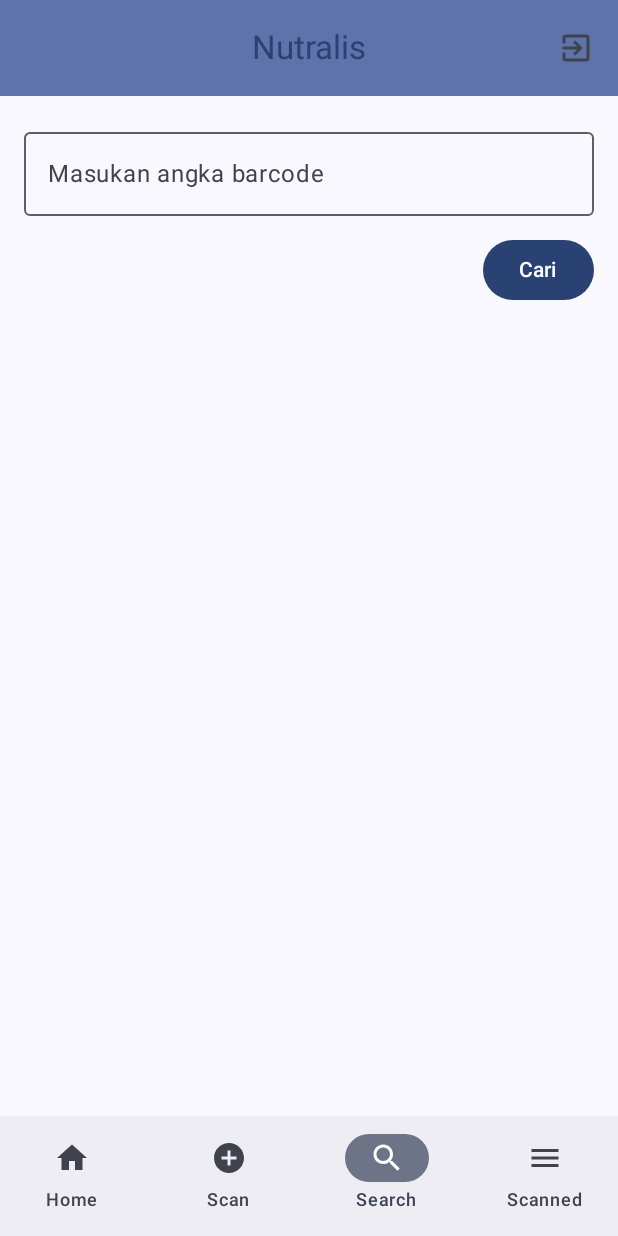
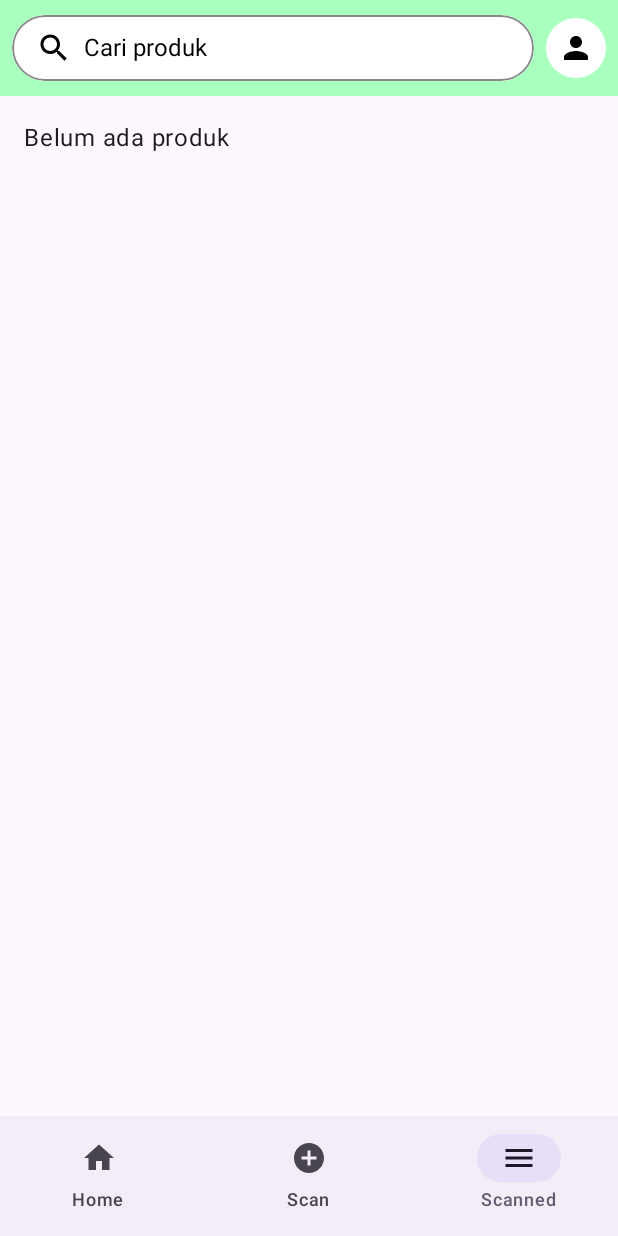
Before and after one commit to adtyfathan/nutralis, an Android app built with Jetpack Compose: the ScannedProductScreen screen opened through its navigation route, item 3 of the bottom bar chosen, on a phone screen of 412 x 824 dp. Run offline under Robolectric (Android 15) with nearby library versions, the phone set to English and light mode, and no system bars; our stand-ins replace Dagger/Hilt's generated code, Firebase (no records; nobody signed in at launch, a user with empty details on screens opened directly); libraries missing offline, so code that uses them is left out: androidx.camera.core, androidx.camera.lifecycle, androidx.camera.view, com.google.mlkit.vision.

Commit message:
update search and add profile feature

```diff
--- a/app/build.gradle.kts
+++ b/app/build.gradle.kts
@@ -93,4 +93,7 @@
     implementation(libs.firebase.auth)
 
     implementation(libs.firebase.firestore)
+
+    // Icon
+    implementation(libs.androidx.material)
 }
--- /dev/null
+++ b/app/src/main/java/com/example/nutralis/data/model/User.kt
@@ -0,0 +1,6 @@
+package com.example.nutralis.data.model
+
+data class User(
+    val uid: String = "",
+    val username: String = ""
+)
--- a/app/src/main/java/com/example/nutralis/di/AppModule.kt
+++ b/app/src/main/java/com/example/nutralis/di/AppModule.kt
@@ -51,6 +51,6 @@
 
     @Provides
     @Singleton
-    fun provideAuthRepository(firebaseAuth: FirebaseAuth): AuthRepository =
-        AuthRepository(firebaseAuth)
+    fun provideAuthRepository(firebaseAuth: FirebaseAuth, firestore: FirebaseFirestore): AuthRepository =
+        AuthRepository(firebaseAuth, firestore)
 }
--- a/app/src/main/java/com/example/nutralis/navigation/MainNavGraph.kt
+++ b/app/src/main/java/com/example/nutralis/navigation/MainNavGraph.kt
@@ -1,21 +1,10 @@
 package com.example.nutralis.navigation
 
 import androidx.compose.foundation.layout.padding
-import androidx.compose.material.icons.Icons
-import androidx.compose.material.icons.automirrored.filled.ExitToApp
-import androidx.compose.material3.CenterAlignedTopAppBar
 import androidx.compose.material3.ExperimentalMaterial3Api
-import androidx.compose.material3.Icon
-import androidx.compose.material3.IconButton
-import androidx.compose.material3.MaterialTheme
-import androidx.compose.material3.NavigationBar
-import androidx.compose.material3.NavigationBarItem
 import androidx.compose.material3.Scaffold
-import androidx.compose.material3.Text
-import androidx.compose.material3.TopAppBarDefaults
 import androidx.compose.runtime.Composable
 import androidx.compose.ui.Modifier
-import androidx.navigation.NavGraph.Companion.findStartDestination
 import androidx.navigation.NavType
 import androidx.navigation.compose.NavHost
 import androidx.navigation.compose.composable
@@ -28,6 +17,10 @@
 import com.example.nutralis.ui.product.ProductResultScreen
 import com.example.nutralis.ui.product.ProductScanScreen
 import com.example.nutralis.ui.product.ScannedProductScreen
+import com.example.nutralis.ui.profile.ProfileScreen
+import com.example.nutralis.ui.util.BottomBar
+import com.example.nutralis.ui.util.MainTopbar
+import com.example.nutralis.ui.util.SearchTopbar
 
 @OptIn(ExperimentalMaterial3Api::class)
 @Composable
@@ -35,50 +28,31 @@
     authViewModel: AuthViewModel
 ) {
     val navController = rememberNavController()
-    val bottomScreens = listOf(Screen.Home, Screen.Scan, Screen.Input, Screen.Scanned)
+    val bottomScreens = listOf(Screen.Home, Screen.Scan, Screen.Scanned)
     val currentRoute = navController.currentBackStackEntryAsState().value?.destination?.route.orEmpty()
 
     Scaffold (
         topBar = {
-            CenterAlignedTopAppBar(
-                colors = TopAppBarDefaults.centerAlignedTopAppBarColors(
-                    containerColor = MaterialTheme.colorScheme.primaryContainer,
-                    titleContentColor = MaterialTheme.colorScheme.primary
-                ),
-                title = {
-                    Text("Nutralis")
-                },
-                actions = {
-                    IconButton(
-                        onClick = {
-                            authViewModel.logout()
-                        }
-                    ) {
-                        Icon(
-                            imageVector = Icons.AutoMirrored.Filled.ExitToApp,
-                            contentDescription = "Logout"
-                        )
-                    }
-                }
-            )
-        },
-        bottomBar = {
-            NavigationBar {
-                bottomScreens.forEach { screen ->
-                    NavigationBarItem(
-                        icon = { screen.icon?.let { Icon(it, contentDescription = screen.label) } },
-                        label = { Text(screen.label) },
-                        selected = currentRoute.startsWith(screen.route.removeSuffix("/{barcode}")),
-                        onClick = {
-                            navController.navigate(screen.route) {
-                                popUpTo(navController.graph.findStartDestination().id) { inclusive = false }
-                                launchSingleTop = true
-                                restoreState = true
-                            }
+            when {
+                currentRoute == Screen.Input.route -> {
+                    SearchTopbar(
+                        onBack = { navController.popBackStack() },
+                        onSearch = { query ->
+                            navController.navigate(Screen.Result.createRoute(query))
                         }
                     )
                 }
+                else -> {
+                    MainTopbar(
+                        currentRoute,
+                        navController,
+                        onProfileClick = { navController.navigate(Screen.Profile.route) }
+                    )
+                }
             }
+        },
+        bottomBar = {
+            BottomBar(currentRoute, navController, bottomScreens)
         }
     ) { innerPadding ->
         NavHost(
@@ -88,7 +62,7 @@
         ) {
             composable(Screen.Home.route) { HomeScreen() }
             composable(Screen.Scan.route) { ProductScanScreen { barcode -> navController.navigate(Screen.Result.createRoute(barcode)) } }
-            composable(Screen.Input.route) { ProductInputScreen { barcode -> navController.navigate(Screen.Result.createRoute(barcode)) } }
+            composable(Screen.Input.route) { ProductInputScreen( onHistoryClick = { barcode -> navController.navigate(Screen.Result.createRoute(barcode)) } ) }
             composable(
                 route = Screen.Result.route,
                 arguments = listOf(navArgument("barcode") { type = NavType.StringType })
@@ -96,6 +70,7 @@
                 ProductResultScreen(backStackEntry.arguments?.getString("barcode").orEmpty())
             }
             composable(Screen.Scanned.route) { ScannedProductScreen(navController = navController) }
+            composable(Screen.Profile.route) { ProfileScreen(onDeleted = { }) }
         }
     }
 }
--- a/app/src/main/java/com/example/nutralis/navigation/Screen.kt
+++ b/app/src/main/java/com/example/nutralis/navigation/Screen.kt
@@ -12,9 +12,10 @@
     object Register : Screen("register", "Register")
     object Home : Screen("home", "Home", Icons.Default.Home)
     object Scan : Screen("product_scan", "Scan", Icons.Default.AddCircle)
-    object Input : Screen("product_input", "Search", Icons.Default.Search)
+    object Input : Screen("product_input", "Search")
     object Result : Screen("product_result/{barcode}", "Result"){
         fun createRoute(barcode: String) = "product_result/$barcode"
     }
     object Scanned : Screen("scanned_product", "Scanned", Icons.Default.Menu)
+    object Profile : Screen("profile", "Profile")
 }
--- a/app/src/main/java/com/example/nutralis/ui/auth/AuthViewModel.kt
+++ b/app/src/main/java/com/example/nutralis/ui/auth/AuthViewModel.kt
@@ -35,10 +35,10 @@
     private val _uiState = MutableStateFlow(AuthUiState())
     val uiState = _uiState.asStateFlow()
 
-    fun register(email: String, password: String){
+    fun register(email: String, password: String, username: String){
         _uiState.value = AuthUiState(isLoading = true)
         viewModelScope.launch {
-            val result = repository.register(email, password)
+            val result = repository.register(email, password, username)
             _uiState.value = if (result.isSuccess){
                 AuthUiState(isSuccess = true)
             } else {
--- a/app/src/main/java/com/example/nutralis/ui/product/ProductInputScreen.kt
+++ b/app/src/main/java/com/example/nutralis/ui/product/ProductInputScreen.kt
@@ -1,45 +1,79 @@
 package com.example.nutralis.ui.product
 
+import androidx.compose.foundation.Image
+import androidx.compose.foundation.clickable
 import androidx.compose.foundation.layout.Arrangement
-import androidx.compose.foundation.layout.Column
+import androidx.compose.foundation.layout.Box
+import androidx.compose.foundation.layout.Row
 import androidx.compose.foundation.layout.fillMaxSize
-import androidx.compose.foundation.layout.fillMaxWidth
 import androidx.compose.foundation.layout.padding
-import androidx.compose.material3.Button
-import androidx.compose.material3.OutlinedTextField
-import androidx.compose.material3.Text
+import androidx.compose.foundation.layout.size
+import androidx.compose.foundation.lazy.LazyColumn
+import androidx.compose.material.CircularProgressIndicator
+import androidx.compose.material.Text
 import androidx.compose.runtime.Composable
+import androidx.compose.runtime.LaunchedEffect
+import androidx.compose.runtime.collectAsState
 import androidx.compose.runtime.getValue
-import androidx.compose.runtime.mutableStateOf
-import androidx.compose.runtime.remember
-import androidx.compose.runtime.setValue
 import androidx.compose.ui.Alignment
 import androidx.compose.ui.Modifier
+import androidx.compose.ui.layout.ContentScale
+import androidx.compose.ui.res.painterResource
 import androidx.compose.ui.unit.dp
+import androidx.hilt.navigation.compose.hiltViewModel
+import com.example.nutralis.R
 
 @Composable
-fun ProductInputScreen(onSubmit: (String) -> Unit) {
-    var barcode by remember { mutableStateOf("") }
+    fun ProductInputScreen(
+        viewModel: ProductInputViewModel = hiltViewModel(),
+        onHistoryClick: (String) -> Unit
+    ) {
+    val products by viewModel.scannedProducts.collectAsState()
+    val isLoading by viewModel.isLoading.collectAsState()
 
-    Column(
+    LaunchedEffect(Unit) {
+        viewModel.getProductsByUserId()
+    }
+
+    Box(
         modifier = Modifier
             .fillMaxSize()
-            .padding(16.dp),
-        verticalArrangement = Arrangement.spacedBy(12.dp)
-    ) {
-        OutlinedTextField(
-            value = barcode,
-            onValueChange = { barcode = it },
-            label = { Text("Masukan angka barcode") },
-            singleLine = true,
-            modifier = Modifier.fillMaxWidth()
-        )
-
-        Button(
-            onClick = { if (barcode.isNotBlank()) onSubmit(barcode) },
-            modifier = Modifier.align(Alignment.End)
-        ) {
-            Text("Cari")
+            .padding(24.dp)
+    ){
+        when {
+            isLoading -> {
+                CircularProgressIndicator()
+            }
+            products.isNotEmpty() -> {
+                LazyColumn(
+                    modifier = Modifier.fillMaxSize(),
+                    verticalArrangement = Arrangement.spacedBy(24.dp)
+                ) {
+                    items(products.size){ index ->
+                        val product = products[index]
+                        val productName = product.product_name ?: ""
+                            Row(
+                                verticalAlignment = Alignment.CenterVertically,
+                                horizontalArrangement = Arrangement.spacedBy(8.dp),
+                                modifier = Modifier.clickable{
+                                    onHistoryClick(product.code)
+                                }
+                            ) {
+                                Image(
+                                    painter = painterResource(id = R.drawable.history),
+                                    contentDescription = "history icon",
+                                    modifier = Modifier
+                                        .size(24.dp),
+                                    contentScale = ContentScale.Crop
+                                )
+                                Text(productName)
+                            }
+                    }
+                }
+            }
+            else -> {
+                Text("Belum ada pencarian")
+            }
         }
     }
 }
--- a/app/src/main/java/com/example/nutralis/ui/product/ScannedProductScreen.kt
+++ b/app/src/main/java/com/example/nutralis/ui/product/ScannedProductScreen.kt
@@ -39,7 +39,7 @@
                 CircularProgressIndicator()
             }
             products.isEmpty() -> {
-                Text("There is no product scanned yet.")
+                Text("Belum ada produk")
             }
             else -> {
                 LazyColumn(
--- a/app/src/main/java/com/example/nutralis/ui/theme/Theme.kt
+++ b/app/src/main/java/com/example/nutralis/ui/theme/Theme.kt
@@ -51,7 +51,7 @@
     }
 
     MaterialTheme(
-        colorScheme = colorScheme,
+        colorScheme = LightColorScheme,
         typography = Typography,
         content = content
     )
--- /dev/null
+++ b/app/src/main/java/com/example/nutralis/ui/util/BottomBar.kt
@@ -0,0 +1,34 @@
+package com.example.nutralis.ui.util
+
+import androidx.compose.material3.Icon
+import androidx.compose.material3.NavigationBar
+import androidx.compose.material3.NavigationBarItem
+import androidx.compose.material3.Text
+import androidx.compose.runtime.Composable
+import androidx.navigation.NavController
+import androidx.navigation.NavGraph.Companion.findStartDestination
+import com.example.nutralis.navigation.Screen
+
+@Composable
+fun BottomBar(
+    currentRoute: String,
+    navController: NavController,
+    bottomScreens: List<Screen>
+){
+    NavigationBar {
+        bottomScreens.forEach { screen ->
+            NavigationBarItem(
+                icon = { screen.icon?.let { Icon(it, contentDescription = screen.label) } },
+                label = { Text(screen.label) },
+                selected = currentRoute.startsWith(screen.route.removeSuffix("/{barcode}")),
+                onClick = {
+                    navController.navigate(screen.route) {
+                        popUpTo(navController.graph.findStartDestination().id) { inclusive = false }
+                        launchSingleTop = true
+                        restoreState = true
+                    }
+                }
+            )
+        }
+    }
+}
--- /dev/null
+++ b/app/src/main/java/com/example/nutralis/ui/util/MainTopbar.kt
@@ -0,0 +1,101 @@
+package com.example.nutralis.ui.util
+
+import androidx.compose.foundation.background
+import androidx.compose.foundation.border
+import androidx.compose.foundation.clickable
+import androidx.compose.foundation.layout.Box
+import androidx.compose.foundation.layout.Row
+import androidx.compose.foundation.layout.fillMaxWidth
+import androidx.compose.foundation.layout.padding
+import androidx.compose.foundation.shape.CircleShape
+import androidx.compose.foundation.shape.RoundedCornerShape
+import androidx.compose.material.icons.Icons
+import androidx.compose.material.icons.filled.Person
+import androidx.compose.material.icons.filled.Search
+import androidx.compose.material3.CenterAlignedTopAppBar
+import androidx.compose.material3.ExperimentalMaterial3Api
+import androidx.compose.material3.Icon
+import androidx.compose.material3.IconButton
+import androidx.compose.material3.Text
+import androidx.compose.material3.TopAppBarDefaults
+import androidx.compose.runtime.Composable
+import androidx.compose.ui.Alignment
+import androidx.compose.ui.Modifier
+import androidx.compose.ui.draw.clip
+import androidx.compose.ui.graphics.Color
+import androidx.compose.ui.unit.dp
+import androidx.compose.ui.unit.sp
+import androidx.navigation.NavController
+import com.example.nutralis.navigation.Screen
+
+@OptIn(ExperimentalMaterial3Api::class)
+@Composable
+fun MainTopbar(
+    currentRoute: String,
+    navController: NavController,
+    onProfileClick: () -> Unit
+){
+    CenterAlignedTopAppBar(
+        colors = TopAppBarDefaults.centerAlignedTopAppBarColors(
+            containerColor = Color(0xFFa9ffbe),
+        ),
+        title = {
+            Box(
+                modifier = Modifier
+                    .fillMaxWidth()
+                    .clip(RoundedCornerShape(50))
+                    .background(Color.White)
+                    .clickable {
+                        navController.navigate(Screen.Input.route)
+                    }
+                    .border(width = 1.dp, color = Color.Gray, shape = CircleShape)
+                    .padding(vertical = 8.dp, horizontal = 16.dp)
+            ){
+                Row(
+                    verticalAlignment = Alignment.CenterVertically
+                ) {
+                    Icon(
+                        Icons.Default.Search, contentDescription = "search",
+                        tint = Color.Black,
+                    )
+                    Text(
+                        text = "Cari produk",
+                        color = Color.Black,
+                        modifier = Modifier.padding(start = 8.dp),
+                        fontSize = 16.sp
+                    )
+                }
+            }
+        },
+        actions = {
+            IconButton(
+                onClick = {
+                    onProfileClick()
+                }
+            ) {
+                Box(
+                    modifier = Modifier
+                        .background(Color.White)
+                        .padding(8.dp)
+                ){
+                    Icon(
+                        Icons.Default.Person, contentDescription = "Profile",
+                        tint = Color.Black
+                    )
+                }
+            }
+        }
+//                actions = {
+//                    IconButton(
+//                        onClick = {
+//                            authViewModel.logout()
+//                        }
+//                    ) {
+//                        Icon(
+//                            imageVector = Icons.AutoMirrored.Filled.ExitToApp,
+//                            contentDescription = "Logout"
+//                        )
+//                    }
+//                }
+    )
+}
--- a/gradle/libs.versions.toml
+++ b/gradle/libs.versions.toml
@@ -1,5 +1,5 @@
 [versions]
-agp = "8.12.1"
+agp = "8.12.2"
 barcodeScanning = "17.3.0"
 cameraCore = "1.4.2"
 coilCompose = "2.7.0"
@@ -17,6 +17,7 @@
 lifecycleRuntimeKtx = "2.9.2"
 activityCompose = "1.10.1"
 composeBom = "2025.08.00"
+material = "1.9.0"
 retrofit = "3.0.0"
 roomRuntime = "2.7.2"
 material3 = "1.3.2"
@@ -30,6 +31,7 @@
 androidx-core-ktx = { group = "androidx.core", name = "core-ktx", version.ref = "coreKtx" }
 androidx-hilt-navigation-compose = { module = "androidx.hilt:hilt-navigation-compose", version.ref = "hiltNavigationCompose" }
 androidx-lifecycle-viewmodel-compose = { module = "androidx.lifecycle:lifecycle-viewmodel-compose", version.ref = "lifecycleRuntimeKtx" }
+androidx-material = { module = "androidx.compose.material:material", version.ref = "material" }
 androidx-room-compiler = { module = "androidx.room:room-compiler", version.ref = "roomRuntime" }
 androidx-room-runtime = { module = "androidx.room:room-runtime", version.ref = "roomRuntime" }
 barcode-scanning = { module = "com.google.mlkit:barcode-scanning", version.ref = "barcodeScanning" }
```
Also changed, not shown: app/src/main/java/com/example/nutralis/data/repository/AuthRepository.kt (+46 -3 lines), app/src/main/java/com/example/nutralis/ui/auth/RegisterScreen.kt (+29 -1 lines), app/src/main/java/com/example/nutralis/ui/product/ProductInputViewModel.kt (added, +33 -0 lines), app/src/main/java/com/example/nutralis/ui/profile/ProfileScreen.kt (added, +99 -0 lines), app/src/main/java/com/example/nutralis/ui/profile/ProfileViewModel.kt (added, +64 -0 lines), app/src/main/java/com/example/nutralis/ui/util/SearchTopbar.kt (added, +82 -0 lines), app/src/main/res/drawable/history.png (added).
